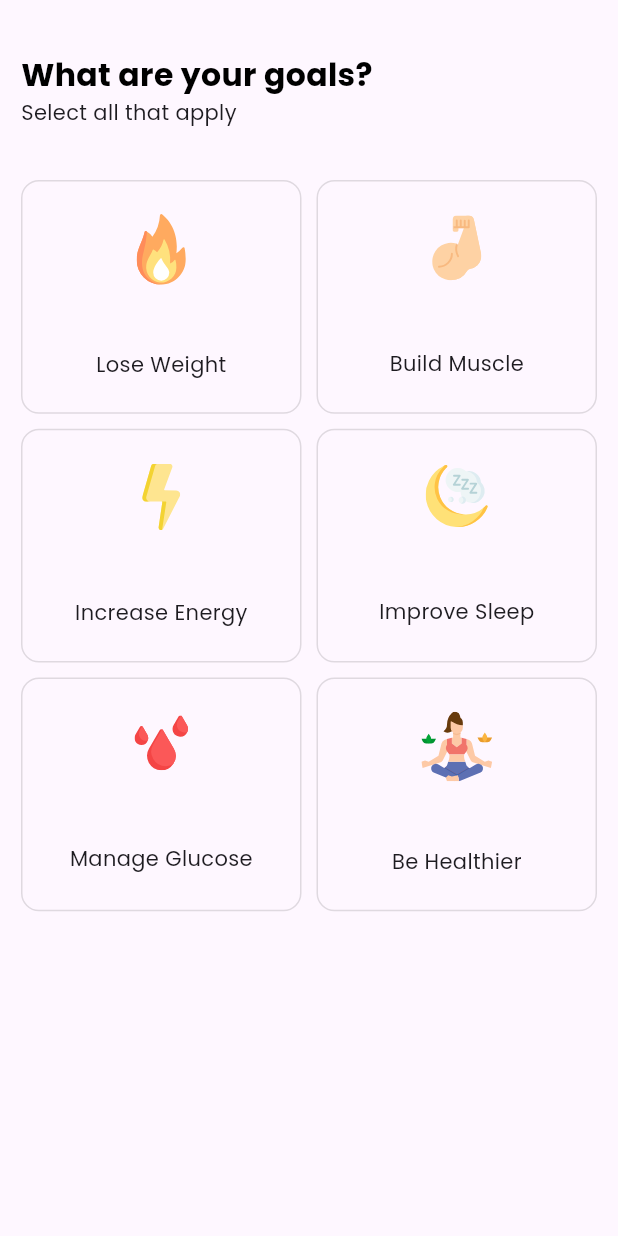
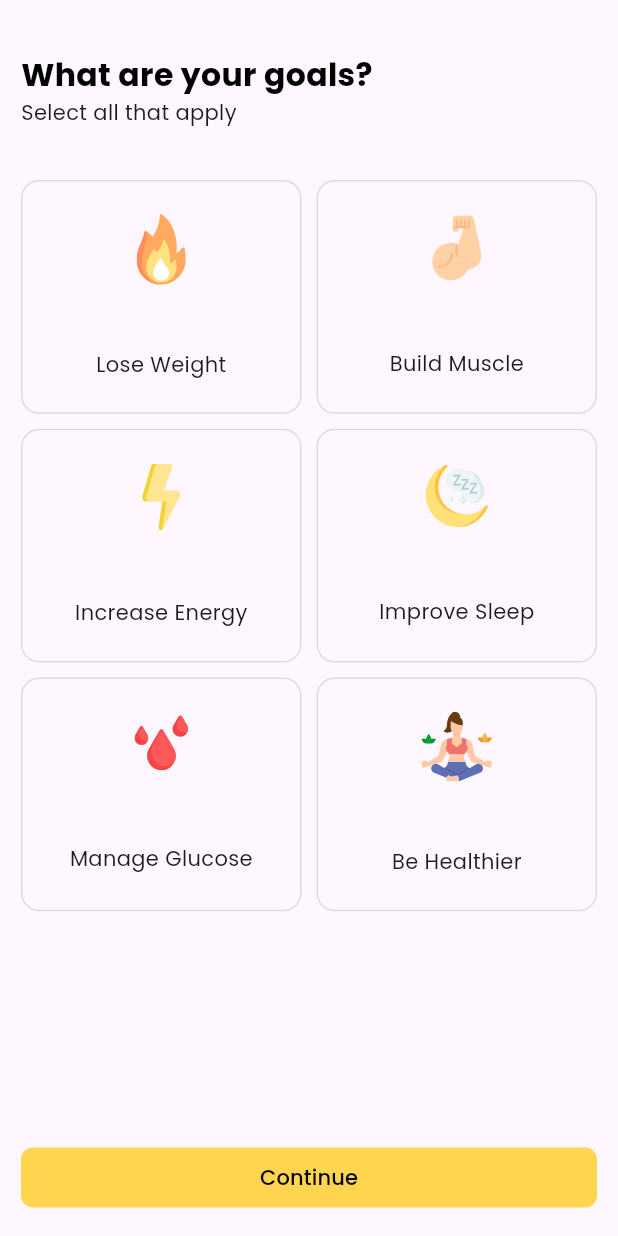
Before and after one commit to Pawan89844/calorie-counter, a Flutter app: the screen it shows after launch, on a phone screen of 412 x 824 dp. Run offline on Flutter 3.47's test engine with Material 3 defaults, Android fonts, the phone set to English and light mode, and no system bars; our stand-ins replace flutter_svg, google_fonts.

Commit message:
CU-860t7wz20 - Add Continue (Button)

```diff
--- a/lib/view/goal/goal.dart
+++ b/lib/view/goal/goal.dart
@@ -1,4 +1,5 @@
 import 'package:caloriescount/view/goal/model/goal_model.dart';
+import 'package:caloriescount/view/widget/AppButton.dart';
 import 'package:caloriescount/view/widget/AppHeadingText.dart';
 import 'package:flutter/material.dart';
 import 'package:flutter_svg/flutter_svg.dart';
@@ -63,7 +64,13 @@ class _GoalState extends State<Goal> {
                   ),
                 );
               },
-            )
+            ),
+            const Spacer(),
+            AppButton(
+              name: 'Continue',
+              onPressed: () {},
+            ),
+            const SizedBox(height: 15.0),
           ],
         ),
       )),
--- /dev/null
+++ b/lib/view/widget/AppButton.dart
@@ -0,0 +1,30 @@
+// ignore_for_file: file_names
+
+import 'package:caloriescount/view/widget/AppText.dart';
+import 'package:flutter/material.dart';
+
+class AppButton extends StatelessWidget {
+  final void Function()? onPressed;
+  final String name;
+  const AppButton({
+    super.key,
+    required this.onPressed,
+    required this.name,
+  });
+
+  @override
+  Widget build(BuildContext context) {
+    return SizedBox(
+      width: double.infinity,
+      child: ElevatedButton(
+        onPressed: onPressed,
+        style: ElevatedButton.styleFrom(
+            backgroundColor: Colors.amber.shade300,
+            shape: RoundedRectangleBorder(
+                borderRadius: BorderRadius.circular(8.0)),
+            elevation: 0.0),
+        child: AppText(name, color: Colors.black),
+      ),
+    );
+  }
+}
```
Also changed, not shown: 1 other file.
